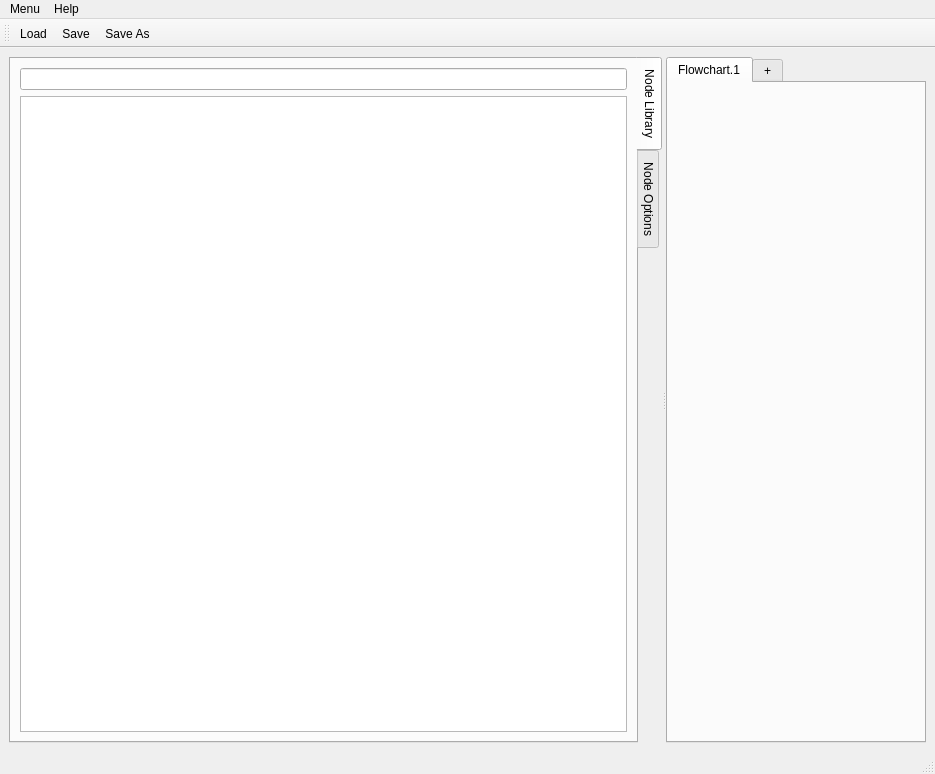
First picture: the form in mainwindow.ui, repository cdd1969/pygwa, before the edit.
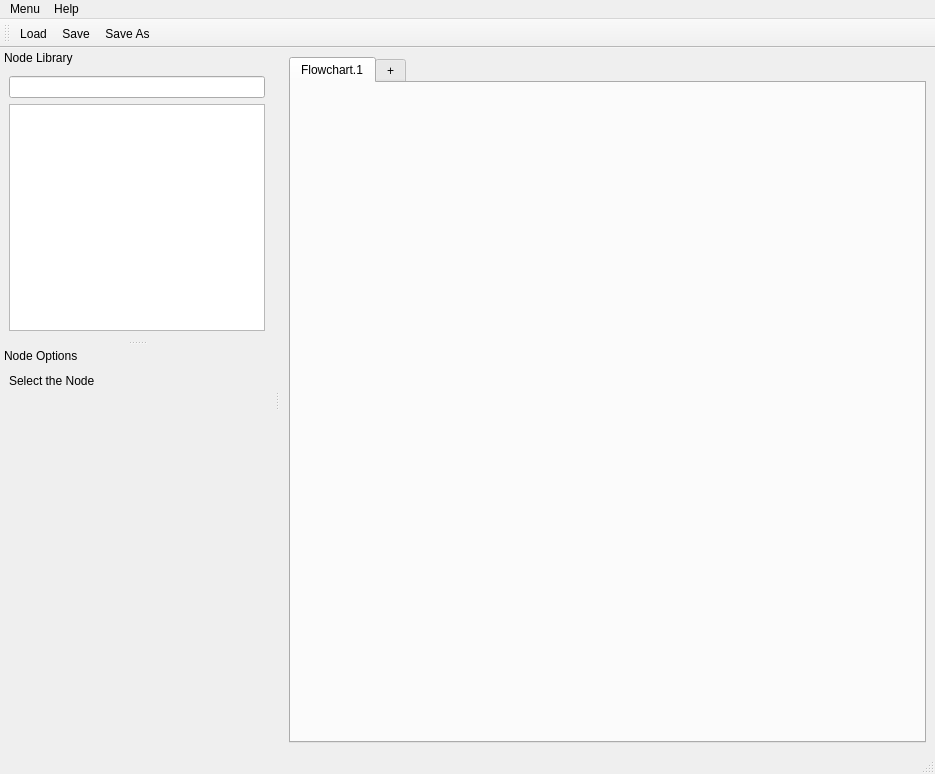
Second picture: the form after the edit.

Commit message: new MainWindow Design with QDockWidgets

```diff
--- a/mainwindow.ui
+++ b/mainwindow.ui
@@ -20,141 +20,6 @@
       <property name="orientation">
        <enum>Qt::Horizontal</enum>
       </property>
-      <widget class="QTabWidget" name="tabWidgetLeft">
-       <property name="enabled">
-        <bool>true</bool>
-       </property>
-       <property name="sizePolicy">
-        <sizepolicy hsizetype="Preferred" vsizetype="Preferred">
-         <horstretch>0</horstretch>
-         <verstretch>0</verstretch>
-        </sizepolicy>
-       </property>
-       <property name="minimumSize">
-        <size>
-         <width>150</width>
-         <height>0</height>
-        </size>
-       </property>
-       <property name="maximumSize">
-        <size>
-         <width>1000</width>
-         <height>16777215</height>
-        </size>
-       </property>
-       <property name="layoutDirection">
-        <enum>Qt::LeftToRight</enum>
-       </property>
-       <property name="tabPosition">
-        <enum>QTabWidget::East</enum>
-       </property>
-       <property name="tabShape">
-        <enum>QTabWidget::Rounded</enum>
-       </property>
-       <property name="currentIndex">
-        <number>0</number>
-       </property>
-       <property name="elideMode">
-        <enum>Qt::ElideNone</enum>
-       </property>
-       <property name="documentMode">
-        <bool>false</bool>
-       </property>
-       <property name="movable">
-        <bool>true</bool>
-       </property>
-       <property name="tabBarAutoHide">
-        <bool>true</bool>
-       </property>
-       <widget class="QWidget" name="tabWidgetPage1">
-        <attribute name="title">
-         <string>Node Library</string>
-        </attribute>
-        <layout class="QVBoxLayout" name="verticalLayout">
-         <item>
-          <widget class="QLineEdit" name="lineEdit_nodeSelect">
-           <property name="toolTip">
-            <string>Quick Node selection. Type Node name</string>
-           </property>
-           <property name="statusTip">
-            <string>Quick Node selection. Type Node name</string>
-           </property>
-           <property name="inputMask">
-            <string/>
-           </property>
-           <property name="frame">
-            <bool>true</bool>
-           </property>
-           <property name="dragEnabled">
-            <bool>true</bool>
-           </property>
-           <property name="clearButtonEnabled">
-            <bool>true</bool>
-           </property>
-          </widget>
-         </item>
-         <item>
-          <widget class="QTreeWidget" name="treeWidget">
-           <property name="editTriggers">
-            <set>QAbstractItemView::NoEditTriggers</set>
-           </property>
-           <property name="dragEnabled">
-            <bool>true</bool>
-           </property>
-           <property name="dragDropMode">
-            <enum>QAbstractItemView::DragOnly</enum>
-           </property>
-           <property name="defaultDropAction">
-            <enum>Qt::IgnoreAction</enum>
-           </property>
-           <property name="rootIsDecorated">
-            <bool>true</bool>
-           </property>
-           <property name="sortingEnabled">
-            <bool>false</bool>
-           </property>
-           <attribute name="headerVisible">
-            <bool>false</bool>
-           </attribute>
-           <column>
-            <property name="text">
-             <string>Node Library Tree</string>
-            </property>
-           </column>
-          </widget>
-         </item>
-        </layout>
-       </widget>
-       <widget class="QWidget" name="tabWidgetPage2">
-        <attribute name="title">
-         <string>Node Options</string>
-        </attribute>
-        <layout class="QGridLayout" name="gridLayout_2">
-         <item row="0" column="1">
-          <layout class="QVBoxLayout" name="layout_stackNodeCtrlWidget">
-           <item>
-            <widget class="QLabel" name="label_nodeCtrlName">
-             <property name="text">
-              <string>Select the Node</string>
-             </property>
-            </widget>
-           </item>
-           <item>
-            <widget class="QStackedWidget" name="stackNodeCtrlStackedWidget">
-             <property name="sizePolicy">
-              <sizepolicy hsizetype="Minimum" vsizetype="Expanding">
-               <horstretch>0</horstretch>
-               <verstretch>0</verstretch>
-              </sizepolicy>
-             </property>
-             <widget class="QWidget" name="stackNodeCtrlStackedWidgetPage1"/>
-            </widget>
-           </item>
-          </layout>
-         </item>
-        </layout>
-       </widget>
-      </widget>
       <widget class="QTabWidget" name="tabWidget">
        <property name="enabled">
         <bool>true</bool>
@@ -266,6 +131,162 @@
    <addaction name="actionSave_fc"/>
    <addaction name="actionSave_As_fc"/>
   </widget>
+  <widget class="QDockWidget" name="dockWidget">
+   <property name="sizePolicy">
+    <sizepolicy hsizetype="Preferred" vsizetype="Minimum">
+     <horstretch>0</horstretch>
+     <verstretch>0</verstretch>
+    </sizepolicy>
+   </property>
+   <property name="minimumSize">
+    <size>
+     <width>105</width>
+     <height>20</height>
+    </size>
+   </property>
+   <property name="font">
+    <font>
+     <weight>50</weight>
+     <bold>false</bold>
+    </font>
+   </property>
+   <property name="features">
+    <set>QDockWidget::DockWidgetMovable</set>
+   </property>
+   <property name="windowTitle">
+    <string>Node Library</string>
+   </property>
+   <attribute name="dockWidgetArea">
+    <number>1</number>
+   </attribute>
+   <widget class="QWidget" name="dockWidgetContents_2">
+    <layout class="QGridLayout" name="gridLayout_2">
+     <item row="0" column="0">
+      <layout class="QVBoxLayout" name="verticalLayout_3">
+       <item>
+        <widget class="QLineEdit" name="lineEdit_nodeSelect">
+         <property name="toolTip">
+          <string>Quick Node selection. Type Node name</string>
+         </property>
+         <property name="statusTip">
+          <string>Quick Node selection. Type Node name</string>
+         </property>
+         <property name="inputMask">
+          <string/>
+         </property>
+         <property name="frame">
+          <bool>true</bool>
+         </property>
+         <property name="dragEnabled">
+          <bool>true</bool>
+         </property>
+         <property name="clearButtonEnabled">
+          <bool>true</bool>
+         </property>
+        </widget>
+       </item>
+       <item>
+        <widget class="QTreeWidget" name="treeWidget">
+         <property name="editTriggers">
+          <set>QAbstractItemView::NoEditTriggers</set>
+         </property>
+         <property name="dragEnabled">
+          <bool>true</bool>
+         </property>
+         <property name="dragDropMode">
+          <enum>QAbstractItemView::DragOnly</enum>
+         </property>
+         <property name="defaultDropAction">
+          <enum>Qt::IgnoreAction</enum>
+         </property>
+         <property name="rootIsDecorated">
+          <bool>true</bool>
+         </property>
+         <property name="sortingEnabled">
+          <bool>false</bool>
+         </property>
+         <attribute name="headerVisible">
+          <bool>false</bool>
+         </attribute>
+         <column>
+          <property name="text">
+           <string>Node Library Tree</string>
+          </property>
+         </column>
+        </widget>
+       </item>
+      </layout>
+     </item>
+    </layout>
+   </widget>
+  </widget>
+  <widget class="QDockWidget" name="dockWidget_2">
+   <property name="sizePolicy">
+    <sizepolicy hsizetype="Preferred" vsizetype="Expanding">
+     <horstretch>0</horstretch>
+     <verstretch>0</verstretch>
+    </sizepolicy>
+   </property>
+   <property name="minimumSize">
+    <size>
+     <width>129</width>
+     <height>20</height>
+    </size>
+   </property>
+   <property name="font">
+    <font>
+     <weight>50</weight>
+     <bold>false</bold>
+    </font>
+   </property>
+   <property name="autoFillBackground">
+    <bool>true</bool>
+   </property>
+   <property name="features">
+    <set>QDockWidget::DockWidgetMovable</set>
+   </property>
+   <property name="allowedAreas">
+    <set>Qt::LeftDockWidgetArea|Qt::RightDockWidgetArea</set>
+   </property>
+   <property name="windowTitle">
+    <string>Node Options</string>
+   </property>
+   <attribute name="dockWidgetArea">
+    <number>1</number>
+   </attribute>
+   <widget class="QWidget" name="dockWidgetContents_3">
+    <layout class="QVBoxLayout" name="verticalLayout_2">
+     <item>
+      <layout class="QVBoxLayout" name="layout_stackNodeCtrlWidget">
+       <item>
+        <widget class="QLabel" name="label_nodeCtrlName">
+         <property name="text">
+          <string>Select the Node</string>
+         </property>
+        </widget>
+       </item>
+       <item>
+        <widget class="QStackedWidget" name="stackNodeCtrlStackedWidget">
+         <property name="sizePolicy">
+          <sizepolicy hsizetype="Expanding" vsizetype="Expanding">
+           <horstretch>0</horstretch>
+           <verstretch>0</verstretch>
+          </sizepolicy>
+         </property>
+         <property name="minimumSize">
+          <size>
+           <width>0</width>
+           <height>300</height>
+          </size>
+         </property>
+         <widget class="QWidget" name="stackNodeCtrlStackedWidgetPage1"/>
+        </widget>
+       </item>
+      </layout>
+     </item>
+    </layout>
+   </widget>
+  </widget>
   <action name="actionAbout">
    <property name="text">
     <string>About</string>
```
The commit also changes 4 other files.
